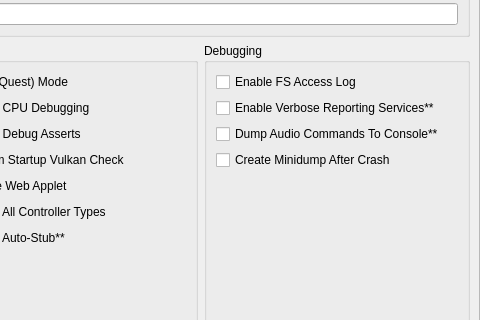
Above: src/yuzu/configuration/configure_debug.ui from QuantumGhost/yuzu before the change; both pictures show x 351 to 831 and y 159 to 479 of the 831 by 760 pixel window. Below: the same form after it.
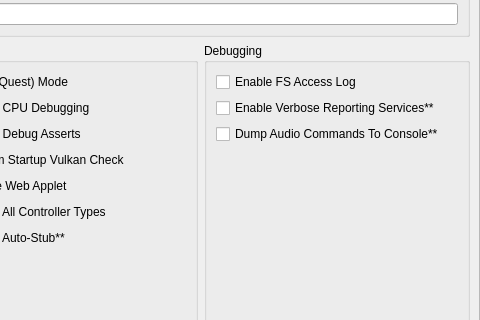
That is the form after the change.

The edit to the form file:
```diff
--- a/src/yuzu/configuration/configure_debug.ui
+++ b/src/yuzu/configuration/configure_debug.ui
@@ -481,13 +481,6 @@
            </property>
           </widget>
          </item>
-         <item row="4" column="0">
-          <widget class="QCheckBox" name="create_crash_dumps">
-           <property name="text">
-            <string>Create Minidump After Crash</string>
-           </property>
-          </widget>
-         </item>
          <item row="3" column="0">
           <widget class="QCheckBox" name="dump_audio_commands">
            <property name="toolTip">
```
